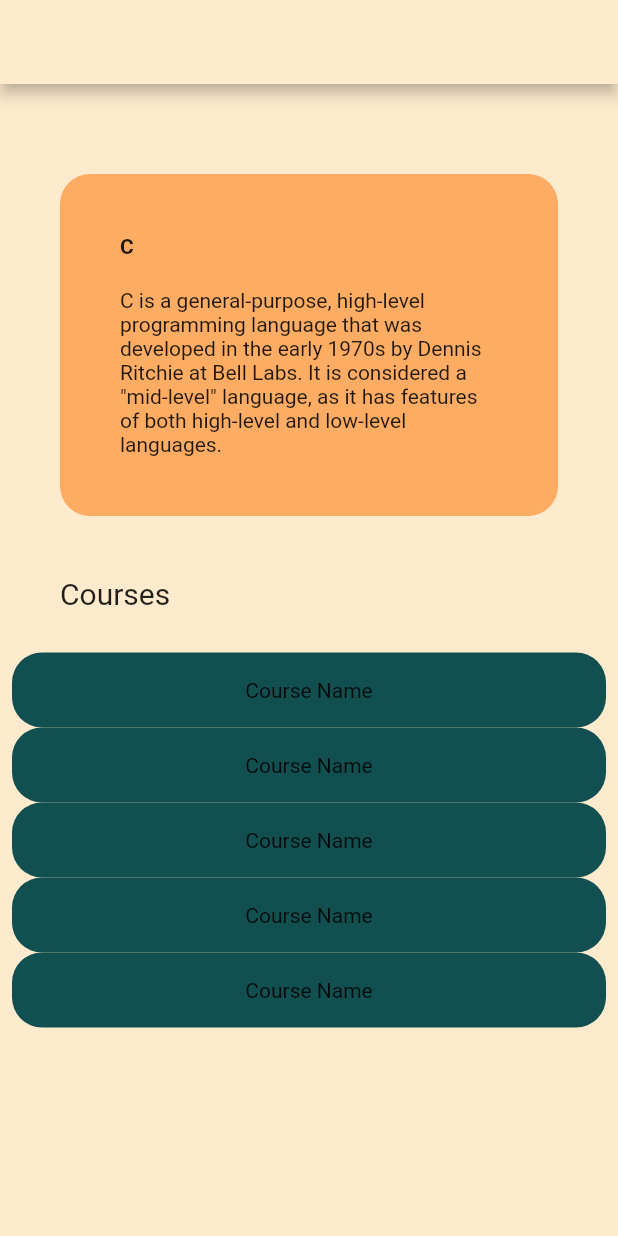
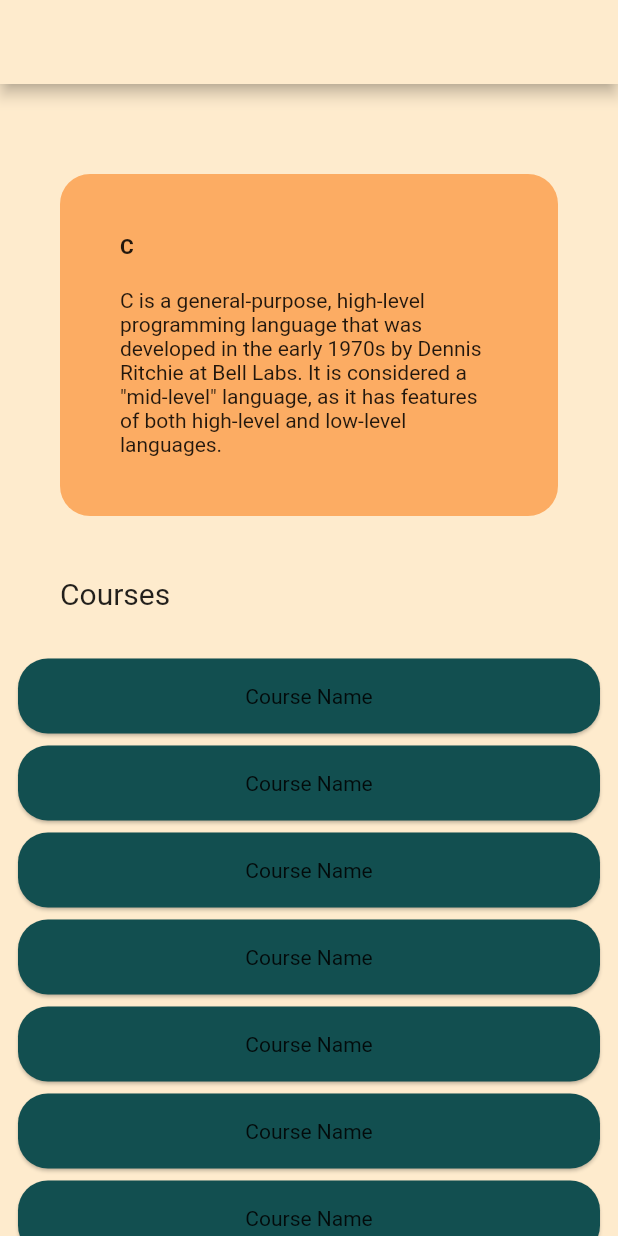
Before and after one commit to Chamidilshan/learn_programming, a Flutter app: the screen it shows after launch, on a phone screen of 412 x 824 dp. Run offline on Flutter 3.47's test engine with Material 2 defaults, Android fonts, the phone set to English and light mode, and no system bars.

Commit message:
added course cards

```diff
--- a/lib/pages/language_pages/cLang.dart
+++ b/lib/pages/language_pages/cLang.dart
@@ -64,17 +64,19 @@ class CPage extends StatelessWidget {
               shrinkWrap: true,
               padding: const EdgeInsets.all(8),
               itemBuilder: (BuildContext context, int index) {
-                return Container(
-                  decoration: BoxDecoration(
+                return Card(
+                  color: Color(0xFF124f50),
+                  shape: RoundedRectangleBorder(
                     borderRadius: BorderRadius.circular(20.0),
-                    color: Color(0xFF124f50),
                   ),
-                  padding: EdgeInsets.symmetric(),
-                  height: 50,
-                  child: const Center(child: Text('Course Name')),
+                  child: Container(
+                    padding: EdgeInsets.symmetric(),
+                    height: 50,
+                    child: const Center(child: Text('Course Name')),
+                  ),
                 );
               },
-              itemCount: 5,
+              itemCount: 10,
             )
           ],
         ),
```
